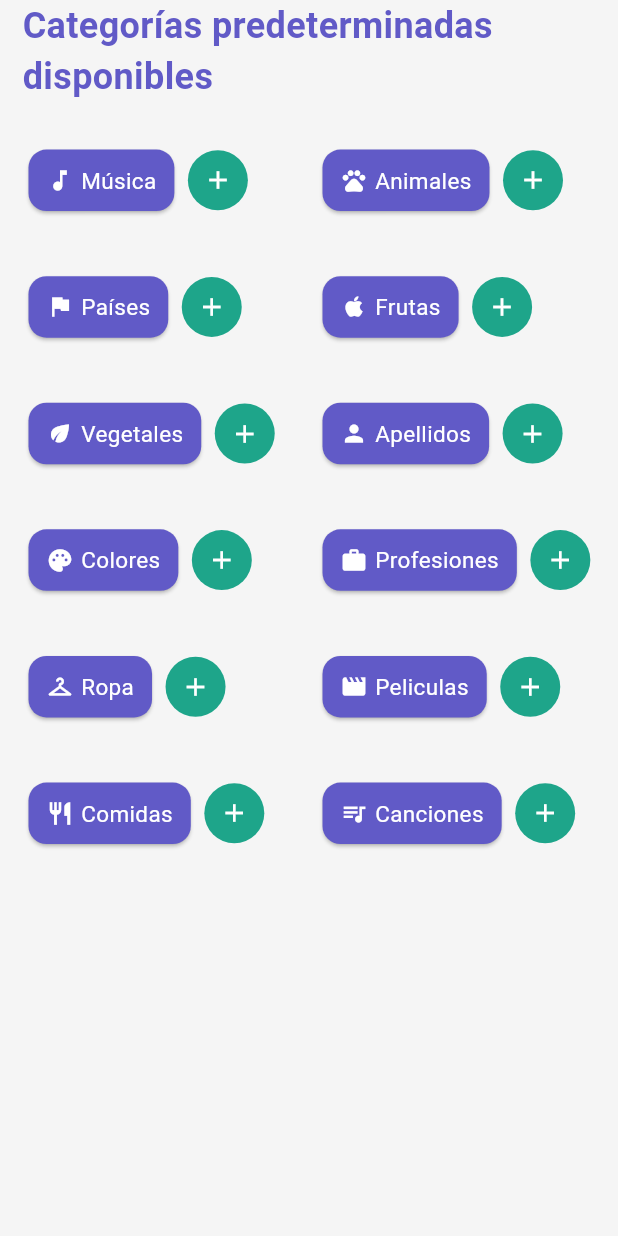
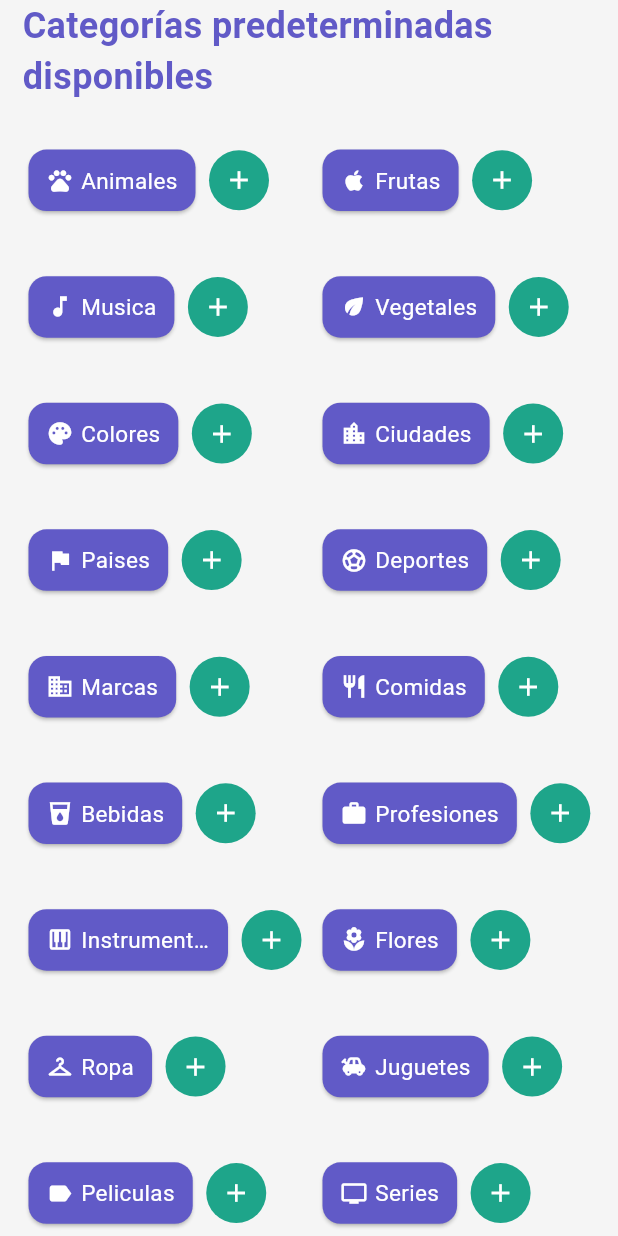
Before and after one commit to AdrianaGut257/ProgramacionMovil, a Flutter app: the PredCategory widget shown alone on an empty page, opened directly with empty values, on a phone screen of 412 x 824 dp. Run offline on Flutter 3.47's test engine with Material 3 defaults, Android fonts, the phone set to English and light mode, and no system bars; our stand-ins replace flutter_animate, go_router, google_fonts, sqflite; accounts and stored records are empty; statements that could not run were skipped.

Commit message:
se muestran las categorias en el tablero

```diff
--- /dev/null
+++ b/lib/config/icons.dart
@@ -0,0 +1,30 @@
+import 'package:flutter/material.dart';
+
+class GlobalIcons {
+  static final Map<String, IconData> iconMap = {
+    "Musica": Icons.music_note,
+    "Animales": Icons.pets,
+    "Paises": Icons.flag,
+    "Frutas": Icons.apple,
+    "Vegetales": Icons.eco,
+    "Colores": Icons.palette,
+    "Profesiones": Icons.work,
+    "Ropa": Icons.checkroom,
+    "Películas": Icons.movie,
+    "Comidas": Icons.restaurant,
+    "Ciudades": Icons.location_city,
+    "Deportes": Icons.sports_soccer,
+    "Marcas": Icons.business,
+    "Bebidas": Icons.local_drink,
+    "Instrumentos": Icons.piano,
+    "Flores": Icons.local_florist,
+    "Juguetes": Icons.toys,
+    "Series": Icons.tv,
+    "Libros": Icons.book,
+    "Tecnología": Icons.computer,
+  };
+
+  static IconData getIcon(String category) {
+    return iconMap[category] ?? Icons.label;
+  }
+}
--- /dev/null
+++ b/lib/data/repositories/category_repository.dart
@@ -0,0 +1,21 @@
+import '../datasources/app_database.dart';
+
+class CategoryRepository {
+  final AppDatabase _database = AppDatabase.instance;
+
+  Future<List<Map<String, dynamic>>> getAllCategories() async {
+    return await _database.getCategories();
+  }
+
+  Future<List<Map<String, dynamic>>> getDefaultCategories() async {
+    return await _database.getDefaultCategories();
+  }
+
+  Future<List<Map<String, dynamic>>> getCustomCategories() async {
+    return await _database.getCustomCategories();
+  }
+
+  Future<void> addCategory(String name) async {
+    await _database.insertCategory(name);
+  }
+}
--- a/lib/features/presentation/state/game_team.dart
+++ b/lib/features/presentation/state/game_team.dart
@@ -42,4 +42,9 @@ class GameTeam extends ChangeNotifier {
     _categories.clear();
     notifyListeners();
   }
+
+  void clearCategories() {
+    _categories.clear();
+    notifyListeners();
+  }
 }
--- a/lib/features/presentation/widgets/category/widgets/pred_category.dart
+++ b/lib/features/presentation/widgets/category/widgets/pred_category.dart
@@ -2,10 +2,13 @@ import 'package:flutter/material.dart';
 import 'package:programacion_movil/features/presentation/widgets/category/styles/text_styles.dart';
 import 'package:programacion_movil/features/presentation/widgets/buttons/add_remove_button.dart';
 import 'package:programacion_movil/config/colors.dart';
+import 'package:programacion_movil/config/icons.dart';
+import 'package:programacion_movil/data/repositories/category_repository.dart';
 
 class PredCategory extends StatefulWidget {
   final List<String> selectedCategories;
   final void Function(String) onToggle;
+
   const PredCategory({
     super.key,
     required this.selectedCategories,
@@ -17,22 +20,39 @@ class PredCategory extends StatefulWidget {
 }
 
 class _PredCategoryState extends State<PredCategory> {
-  final Map<String, IconData> allPredCategories = {
-    "Música": Icons.music_note,
-    "Animales": Icons.pets,
-    "Países": Icons.flag,
-    "Frutas": Icons.apple,
-    "Vegetales": Icons.eco,
-    "Apellidos": Icons.person,
-    "Colores": Icons.palette,
-    "Profesiones": Icons.work,
-    "Ropa": Icons.checkroom,
-    "Peliculas": Icons.movie,
-    "Comidas": Icons.restaurant,
-    "Canciones": Icons.queue_music,
-  };
+  final CategoryRepository _repository = CategoryRepository();
+  List<String> _defaultCategories = [];
+  bool _isLoading = true;
 
-  Widget _categoryCard(String category, IconData icon) {
+  @override
+  void initState() {
+    super.initState();
+    _loadCategories();
+  }
+
+  Future<void> _loadCategories() async {
+    try {
+      final categories = await _repository
+          .getDefaultCategories(); // ⬅️ SOLO PREDETERMINADAS
+      setState(() {
+        _defaultCategories = categories
+            .map((c) => c['name'] as String)
+            .toList();
+        _isLoading = false;
+      });
+    } catch (e) {
+      setState(() {
+        _isLoading = false;
+      });
+      if (mounted) {
+        ScaffoldMessenger.of(context).showSnackBar(
+          SnackBar(content: Text('Error al cargar categorías: $e')),
+        );
+      }
+    }
+  }
+
+  Widget _categoryCard(String category) {
     return Row(
       mainAxisSize: MainAxisSize.min,
       children: [
@@ -47,7 +67,11 @@ class _PredCategoryState extends State<PredCategory> {
               child: Row(
                 mainAxisSize: MainAxisSize.min,
                 children: [
-                  Icon(icon, color: Colors.white, size: 18),
+                  Icon(
+                    GlobalIcons.getIcon(category),
+                    color: Colors.white,
+                    size: 18,
+                  ),
                   const SizedBox(width: 5),
                   Flexible(
                     child: Text(
@@ -72,9 +96,13 @@ class _PredCategoryState extends State<PredCategory> {
 
   @override
   Widget build(BuildContext context) {
+    if (_isLoading) {
+      return const Center(child: CircularProgressIndicator());
+    }
+
     // Filtrar solo las categorías predeterminadas NO seleccionadas
-    final availableCategories = allPredCategories.entries
-        .where((entry) => !widget.selectedCategories.contains(entry.key))
+    final availableCategories = _defaultCategories
+        .where((category) => !widget.selectedCategories.contains(category))
         .toList();
 
     return Padding(
@@ -89,7 +117,7 @@ class _PredCategoryState extends State<PredCategory> {
           const SizedBox(height: 15),
           Expanded(
             child: availableCategories.isEmpty
-                ? Center(
+                ? const Center(
                     child: Text(
                       "Todas las categorías predeterminadas han sido seleccionadas",
                       textAlign: TextAlign.center,
@@ -106,8 +134,7 @@ class _PredCategoryState extends State<PredCategory> {
                         ),
                     itemCount: availableCategories.length,
                     itemBuilder: (context, index) {
-                      final entry = availableCategories[index];
-                      return _categoryCard(entry.key, entry.value);
+                      return _categoryCard(availableCategories[index]);
                     },
                   ),
           ),
```
Also changed, not shown: lib/data/datasources/app_database.dart (+96 -2 lines), lib/data/datasources/seeders/category_seeder.dart (+20 -21 lines), lib/data/models/category.dart (+30 -1 lines), lib/features/presentation/pages/game_board/board_team_mode/board_team_mode.dart (+40 -27 lines), lib/features/presentation/widgets/category/category.dart (+52 -4 lines), lib/features/presentation/widgets/category/widgets/create_category.dart (+48 -23 lines), lib/features/presentation/widgets/category/widgets/selected_category.dart (+3 -20 lines).
